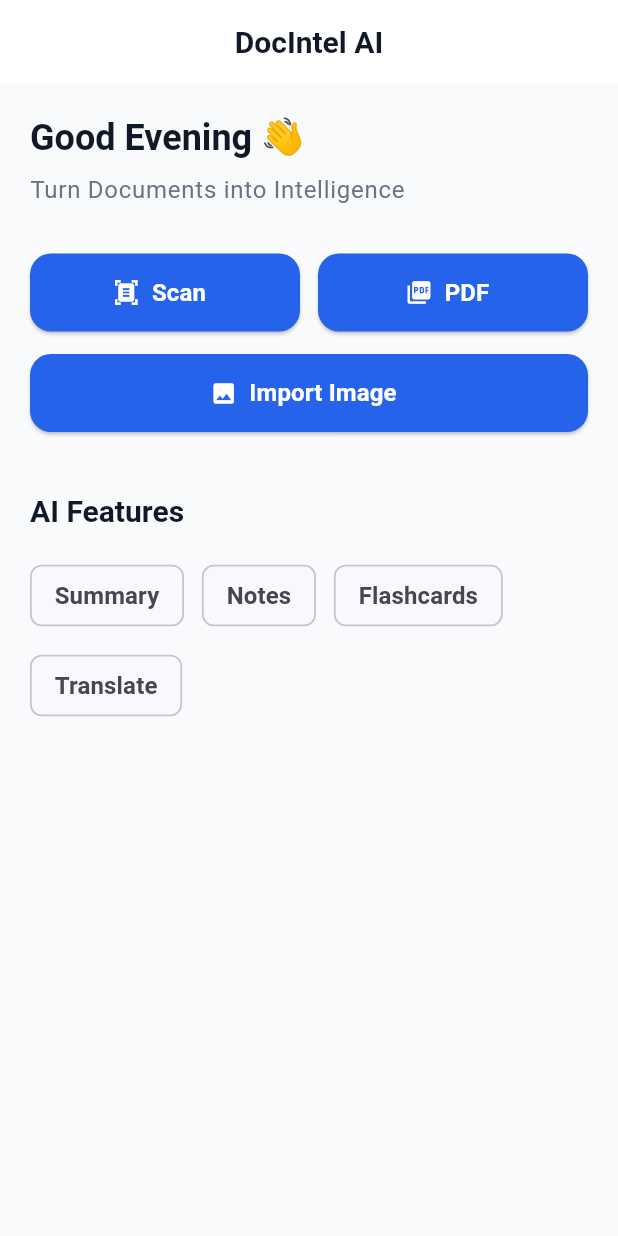
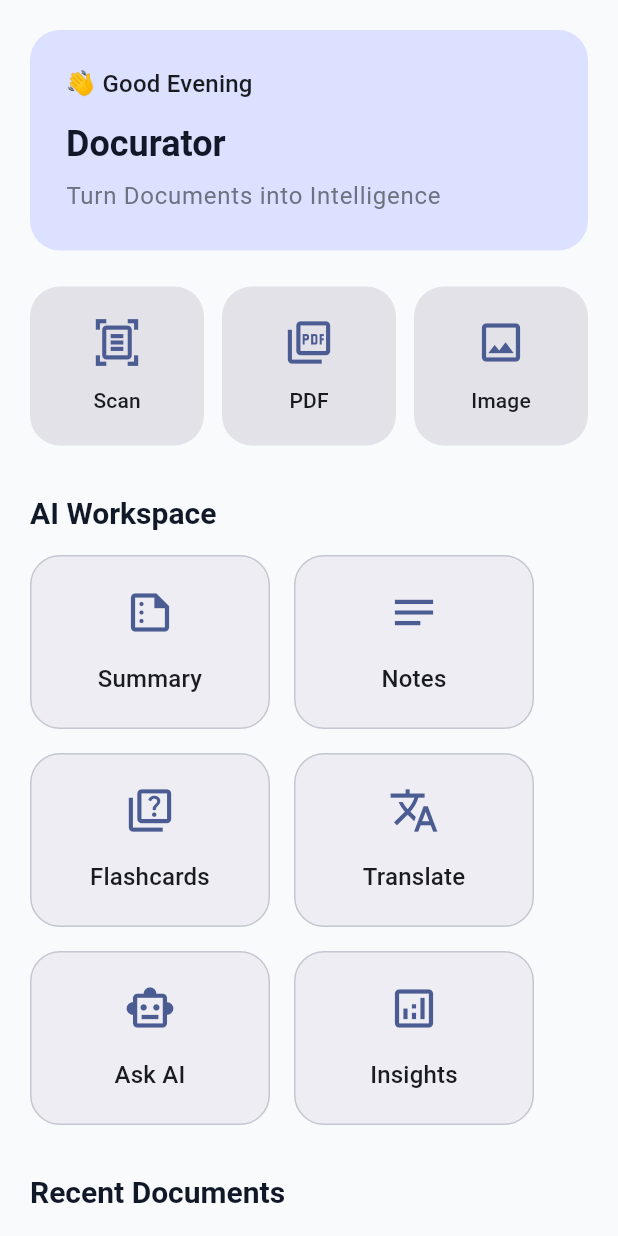
Before and after one commit to prggopinath/docintel-ai, a Flutter app: the HomeScreen screen opened directly, on a phone screen of 412 x 824 dp. Run offline on Flutter 3.47's test engine with Material 3 defaults, Android fonts, the phone set to English and light mode, and no system bars.

Commit message:
Sprint 2 foundation completed

```diff
--- a/mobile/app/lib/app.dart
+++ b/mobile/app/lib/app.dart
@@ -1,5 +1,6 @@
 import 'package:flutter/material.dart';
-import 'features/splash/splash_screen.dart';
+import 'features/home/screens/home_screen.dart';
+
 import 'core/theme/app_theme.dart';
 
 class DocIntelApp extends StatelessWidget {
@@ -11,7 +12,7 @@ class DocIntelApp extends StatelessWidget {
       debugShowCheckedModeBanner: false,
       title: "DocIntel AI",
       theme: AppTheme.lightTheme,
-      home: const SplashScreen(),
+      home: const HomeScreen(),
     );
   }
 }
--- a/mobile/app/lib/features/home/home_screen.dart
+++ /dev/null
@@ -1,97 +0,0 @@
-import 'package:flutter/material.dart';
-
-class HomeScreen extends StatelessWidget {
-  const HomeScreen({super.key});
-
-  @override
-  Widget build(BuildContext context) {
-    return Scaffold(
-      appBar: AppBar(
-        title: const Text('DocIntel AI'),
-      ),
-      body: Padding(
-        padding: const EdgeInsets.all(20),
-        child: Column(
-          crossAxisAlignment: CrossAxisAlignment.start,
-          children: [
-
-            Text(
-              "Good Evening 👋",
-              style: Theme.of(context).textTheme.headlineMedium,
-            ),
-
-            const SizedBox(height: 8),
-
-            Text(
-              "Turn Documents into Intelligence",
-              style: Theme.of(context).textTheme.bodyLarge,
-            ),
-
-            const SizedBox(height: 30),
-
-            Row(
-              children: [
-
-                Expanded(
-                  child: ElevatedButton.icon(
-                    onPressed: () {},
-                    icon: const Icon(Icons.document_scanner),
-                    label: const Text("Scan"),
-                  ),
-                ),
-
-                const SizedBox(width: 12),
-
-                Expanded(
-                  child: ElevatedButton.icon(
-                    onPressed: () {},
-                    icon: const Icon(Icons.picture_as_pdf),
-                    label: const Text("PDF"),
-                  ),
-                ),
-
-              ],
-            ),
-
-            const SizedBox(height: 15),
-
-            SizedBox(
-              width: double.infinity,
-              child: ElevatedButton.icon(
-                onPressed: () {},
-                icon: const Icon(Icons.photo),
-                label: const Text("Import Image"),
-              ),
-            ),
-
-            const SizedBox(height: 40),
-
-            Text(
-              "AI Features",
-              style: Theme.of(context).textTheme.titleLarge,
-            ),
-
-            const SizedBox(height: 20),
-
-            Wrap(
-              spacing: 12,
-              runSpacing: 12,
-              children: const [
-
-                Chip(label: Text("Summary")),
-
-                Chip(label: Text("Notes")),
-
-                Chip(label: Text("Flashcards")),
-
-                Chip(label: Text("Translate")),
-
-              ],
-            ),
-
-          ],
-        ),
-      ),
-    );
-  }
-}
--- /dev/null
+++ b/mobile/app/lib/features/home/screens/home_screen.dart
@@ -0,0 +1,105 @@
+import 'package:flutter/material.dart';
+
+import '../../../shared/widgets/section_title.dart';
+import '../widgets/ai_feature_card.dart';
+import '../widgets/dashboard_header.dart';
+import '../widgets/quick_action_card.dart';
+import '../widgets/recent_documents.dart';
+
+class HomeScreen extends StatelessWidget {
+  const HomeScreen({super.key});
+
+  @override
+  Widget build(BuildContext context) {
+    return Scaffold(
+      body: SafeArea(
+        child: SingleChildScrollView(
+          padding: const EdgeInsets.all(20),
+          child: Column(
+            crossAxisAlignment: CrossAxisAlignment.start,
+            children: [
+              const DashboardHeader(),
+
+              const SizedBox(height: 24),
+
+              Row(
+                children: [
+                  QuickActionCard(
+                    icon: Icons.document_scanner_outlined,
+                    title: 'Scan',
+                    onTap: () {},
+                  ),
+
+                  const SizedBox(width: 12),
+
+                  QuickActionCard(
+                    icon: Icons.picture_as_pdf_outlined,
+                    title: 'PDF',
+                    onTap: () {},
+                  ),
+
+                  const SizedBox(width: 12),
+
+                  QuickActionCard(
+                    icon: Icons.image_outlined,
+                    title: 'Image',
+                    onTap: () {},
+                  ),
+                ],
+              ),
+
+              const SizedBox(height: 32),
+
+              const SectionTitle(
+                title: "AI Workspace",
+              ),
+
+              const SizedBox(height: 16),
+
+              Wrap(
+                spacing: 16,
+                runSpacing: 16,
+                children: [
+                  AIFeatureCard(
+                    icon: Icons.summarize_outlined,
+                    title: "Summary",
+                  ),
+                  AIFeatureCard(
+                    icon: Icons.notes_outlined,
+                    title: "Notes",
+                  ),
+                  AIFeatureCard(
+                    icon: Icons.quiz_outlined,
+                    title: "Flashcards",
+                  ),
+                  AIFeatureCard(
+                    icon: Icons.translate_outlined,
+                    title: "Translate",
+                  ),
+                  AIFeatureCard(
+                    icon: Icons.smart_toy_outlined,
+                    title: "Ask AI",
+                  ),
+                  AIFeatureCard(
+                    icon: Icons.analytics_outlined,
+                    title: "Insights",
+                  ),
+                ],
+              ),
+
+              const SizedBox(height: 32),
+
+              const SectionTitle(
+                title: "Recent Documents",
+              ),
+
+              const SizedBox(height: 16),
+
+              const RecentDocuments(),
+            ],
+          ),
+        ),
+      ),
+    );
+  }
+}
--- a/mobile/app/lib/features/home/widgets/ai_feature_card.dart
+++ b/mobile/app/lib/features/home/widgets/ai_feature_card.dart
@@ -0,0 +1,53 @@
+import 'package:flutter/material.dart';
+
+class AIFeatureCard extends StatelessWidget {
+  const AIFeatureCard({
+    super.key,
+    required this.icon,
+    required this.title,
+    this.onTap,
+  });
+
+  final IconData icon;
+  final String title;
+  final VoidCallback? onTap;
+
+  @override
+  Widget build(BuildContext context) {
+    final theme = Theme.of(context);
+
+    return InkWell(
+      borderRadius: BorderRadius.circular(20),
+      onTap: onTap,
+      child: Ink(
+        width: 160,
+        padding: const EdgeInsets.all(20),
+        decoration: BoxDecoration(
+          color: theme.colorScheme.surfaceContainer,
+          borderRadius: BorderRadius.circular(20),
+          border: Border.all(
+            color: theme.colorScheme.outlineVariant,
+          ),
+        ),
+        child: Column(
+          mainAxisSize: MainAxisSize.min,
+          children: [
+            Icon(
+              icon,
+              size: 34,
+              color: theme.colorScheme.primary,
+            ),
+
+            const SizedBox(height: 16),
+
+            Text(
+              title,
+              textAlign: TextAlign.center,
+              style: theme.textTheme.titleMedium,
+            ),
+          ],
+        ),
+      ),
+    );
+  }
+}
--- a/mobile/app/lib/features/home/widgets/dashboard_header.dart
+++ b/mobile/app/lib/features/home/widgets/dashboard_header.dart
@@ -0,0 +1,44 @@
+import 'package:flutter/material.dart';
+
+class DashboardHeader extends StatelessWidget {
+  const DashboardHeader({super.key});
+
+  @override
+  Widget build(BuildContext context) {
+    final theme = Theme.of(context);
+
+    return Container(
+      width: double.infinity,
+      padding: const EdgeInsets.all(24),
+      decoration: BoxDecoration(
+        color: theme.colorScheme.primaryContainer,
+        borderRadius: BorderRadius.circular(20),
+      ),
+      child: Column(
+        crossAxisAlignment: CrossAxisAlignment.start,
+        children: [
+          Text(
+            "👋 Good Evening",
+            style: theme.textTheme.titleMedium,
+          ),
+
+          const SizedBox(height: 12),
+
+          Text(
+            "Docurator",
+            style: theme.textTheme.headlineMedium?.copyWith(
+              fontWeight: FontWeight.bold,
+            ),
+          ),
+
+          const SizedBox(height: 8),
+
+          Text(
+            "Turn Documents into Intelligence",
+            style: theme.textTheme.bodyLarge,
+          ),
+        ],
+      ),
+    );
+  }
+}
--- /dev/null
+++ b/mobile/app/lib/features/home/widgets/quick_action_card.dart
@@ -0,0 +1,49 @@
+import 'package:flutter/material.dart';
+
+class QuickActionCard extends StatelessWidget {
+  const QuickActionCard({
+    super.key,
+    required this.icon,
+    required this.title,
+    this.onTap,
+  });
+
+  final IconData icon;
+  final String title;
+  final VoidCallback? onTap;
+
+  @override
+  Widget build(BuildContext context) {
+    final theme = Theme.of(context);
+
+    return Expanded(
+      child: InkWell(
+        borderRadius: BorderRadius.circular(20),
+        onTap: onTap,
+        child: Ink(
+          padding: const EdgeInsets.symmetric(vertical: 20),
+          decoration: BoxDecoration(
+            color: theme.colorScheme.surfaceContainerHighest,
+            borderRadius: BorderRadius.circular(20),
+          ),
+          child: Column(
+            children: [
+              Icon(
+                icon,
+                size: 34,
+                color: theme.colorScheme.primary,
+              ),
+
+              const SizedBox(height: 12),
+
+              Text(
+                title,
+                style: theme.textTheme.titleSmall,
+              ),
+            ],
+          ),
+        ),
+      ),
+    );
+  }
+}
--- a/mobile/app/lib/features/home/widgets/recent_documents.dart
+++ b/mobile/app/lib/features/home/widgets/recent_documents.dart
@@ -0,0 +1,51 @@
+import 'package:flutter/material.dart';
+
+class RecentDocuments extends StatelessWidget {
+  const RecentDocuments({super.key});
+
+  @override
+  Widget build(BuildContext context) {
+    final theme = Theme.of(context);
+
+    return Card(
+      elevation: 0,
+      child: Padding(
+        padding: const EdgeInsets.all(20),
+        child: Column(
+          children: [
+            Icon(
+              Icons.folder_open_outlined,
+              size: 48,
+              color: theme.colorScheme.primary,
+            ),
+
+            const SizedBox(height: 16),
+
+            Text(
+              "No documents yet",
+              style: theme.textTheme.titleMedium?.copyWith(
+                fontWeight: FontWeight.bold,
+              ),
+            ),
+
+            const SizedBox(height: 8),
+
+            Text(
+              "Scan or import a document to get started.",
+              textAlign: TextAlign.center,
+              style: theme.textTheme.bodyMedium,
+            ),
+
+            const SizedBox(height: 20),
+
+            FilledButton.icon(
+              onPressed: () {},
+              icon: const Icon(Icons.document_scanner_outlined),
+              label: const Text("Scan First Document"),
+            ),
+          ],
+        ),
+      ),
+    );
+  }
+}
--- a/mobile/app/lib/features/onboarding/onboarding_screen.dart
+++ b/mobile/app/lib/features/onboarding/onboarding_screen.dart
@@ -1,6 +1,6 @@
 import 'package:flutter/material.dart';
 
-import '../home/home_screen.dart';
+import '../home/screens/home_screen.dart';
 import 'onboarding_page.dart';
 
 class OnboardingScreen extends StatefulWidget {
--- a/mobile/app/lib/shared/widgets/section_title.dart
+++ b/mobile/app/lib/shared/widgets/section_title.dart
@@ -4,15 +4,33 @@ class SectionTitle extends StatelessWidget {
   const SectionTitle({
     super.key,
     required this.title,
+    this.actionText,
+    this.onActionPressed,
   });
 
   final String title;
+  final String? actionText;
+  final VoidCallback? onActionPressed;
 
   @override
   Widget build(BuildContext context) {
-    return Text(
-      title,
-      style: Theme.of(context).textTheme.titleLarge,
+    final theme = Theme.of(context);
+
+    return Row(
+      mainAxisAlignment: MainAxisAlignment.spaceBetween,
+      children: [
+        Text(
+          title,
+          style: theme.textTheme.titleLarge?.copyWith(
+            fontWeight: FontWeight.bold,
+          ),
+        ),
+        if (actionText != null)
+          TextButton(
+            onPressed: onActionPressed,
+            child: Text(actionText!),
+          ),
+      ],
     );
   }
 }
```
Also changed, not shown: mobile/app/lib/features/home/widgets/quick_actions.dart (deleted).
